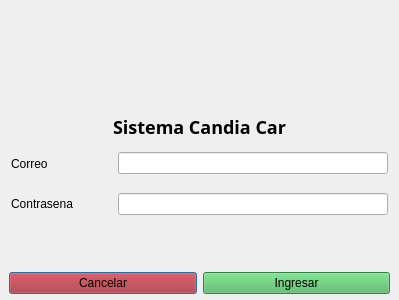
Above: view/ModalLogin.ui from jhocepSan/deskopCandiaCar before the change. Below: the same form after it.
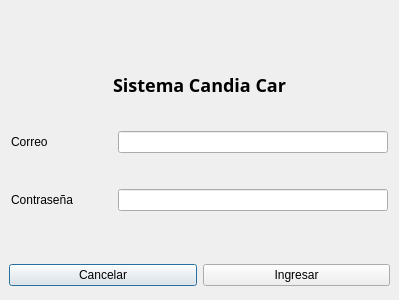
That is the form after the change.

The edit to the form file:
```diff
--- a/view/ModalLogin.ui
+++ b/view/ModalLogin.ui
@@ -13,7 +13,7 @@
   <property name="windowTitle">
    <string>LOGIN</string>
   </property>
-  <layout class="QVBoxLayout" name="verticalLayout" stretch="8,1">
+  <layout class="QVBoxLayout" name="verticalLayout" stretch="2,3,1">
    <property name="spacing">
     <number>3</number>
    </property>
@@ -30,35 +30,6 @@
     <number>0</number>
    </property>
    <item>
-    <widget class="QFrame" name="frame">
-     <property name="font">
-      <font>
-       <kerning>true</kerning>
-      </font>
-     </property>
-     <property name="frameShape">
-      <enum>QFrame::NoFrame</enum>
-     </property>
-     <property name="frameShadow">
-      <enum>QFrame::Raised</enum>
-     </property>
-     <property name="lineWidth">
-      <number>0</number>
-     </property>
-     <layout class="QVBoxLayout" name="verticalLayout_2" stretch="4,1,1,1">
-      <property name="leftMargin">
-       <number>2</number>
-      </property>
-      <property name="topMargin">
-       <number>2</number>
-      </property>
-      <property name="rightMargin">
-       <number>2</number>
-      </property>
-      <property name="bottomMargin">
-       <number>2</number>
-      </property>
-      <item>
        <widget class="QFrame" name="frame_3">
         <property name="styleSheet">
          <string notr="true">QLabel{
@@ -120,6 +91,35 @@
        </widget>
       </item>
       <item>
+    <widget class="QFrame" name="frame">
+     <property name="font">
+      <font>
+       <kerning>true</kerning>
+      </font>
+     </property>
+     <property name="frameShape">
+      <enum>QFrame::NoFrame</enum>
+     </property>
+     <property name="frameShadow">
+      <enum>QFrame::Raised</enum>
+     </property>
+     <property name="lineWidth">
+      <number>0</number>
+     </property>
+     <layout class="QVBoxLayout" name="verticalLayout_2" stretch="1,1,0">
+      <property name="leftMargin">
+       <number>2</number>
+      </property>
+      <property name="topMargin">
+       <number>15</number>
+      </property>
+      <property name="rightMargin">
+       <number>2</number>
+      </property>
+      <property name="bottomMargin">
+       <number>2</number>
+      </property>
+      <item>
        <widget class="QFrame" name="frame_5">
         <property name="styleSheet">
          <string notr="true"/>
@@ -168,7 +168,7 @@
          <item>
           <widget class="QLabel" name="label_4">
            <property name="text">
-            <string>Contrasena</string>
+            <string>Contraseña</string>
            </property>
           </widget>
          </item>
@@ -235,11 +235,6 @@
       </property>
       <item>
        <widget class="QPushButton" name="btnSalir">
-        <property name="styleSheet">
-         <string notr="true">QPushButton{
-background:rgb(175, 28, 35)
-}</string>
-        </property>
         <property name="text">
          <string>Cancelar</string>
         </property>
@@ -247,11 +242,6 @@
       </item>
       <item>
        <widget class="QPushButton" name="btnEntrar">
-        <property name="styleSheet">
-         <string notr="true">QPushButton{
-	background:rgb(75, 181, 96);
-}</string>
-        </property>
         <property name="text">
          <string>Ingresar</string>
         </property>
```
Lines whose indentation alone changed are shown as unchanged.
